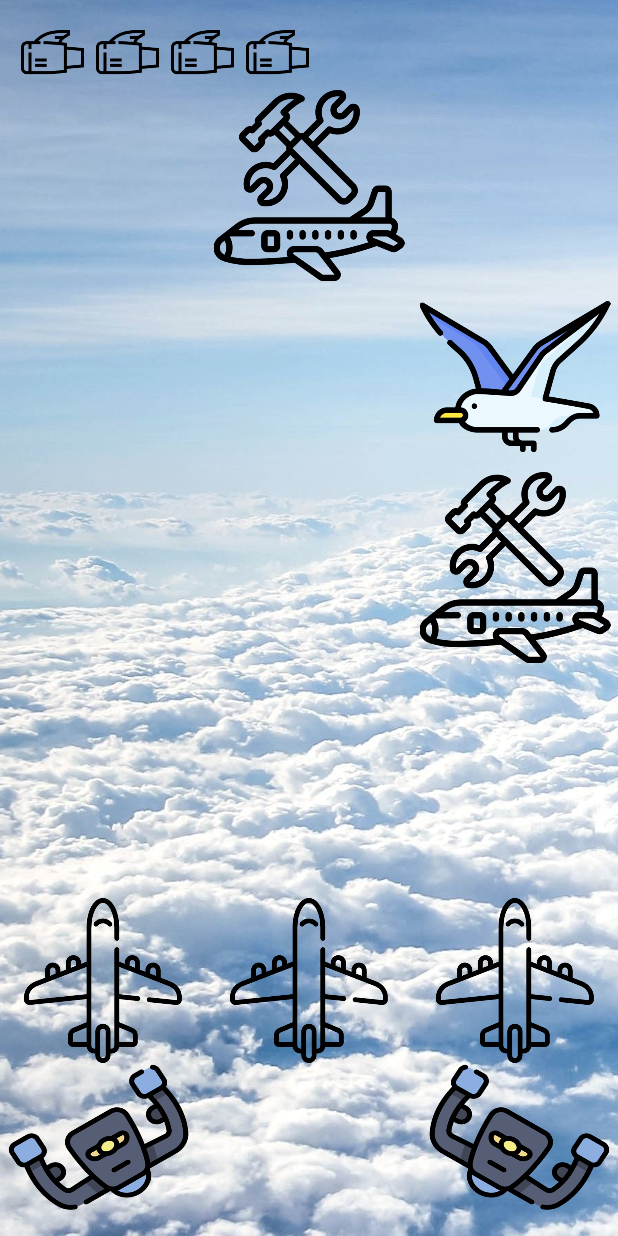
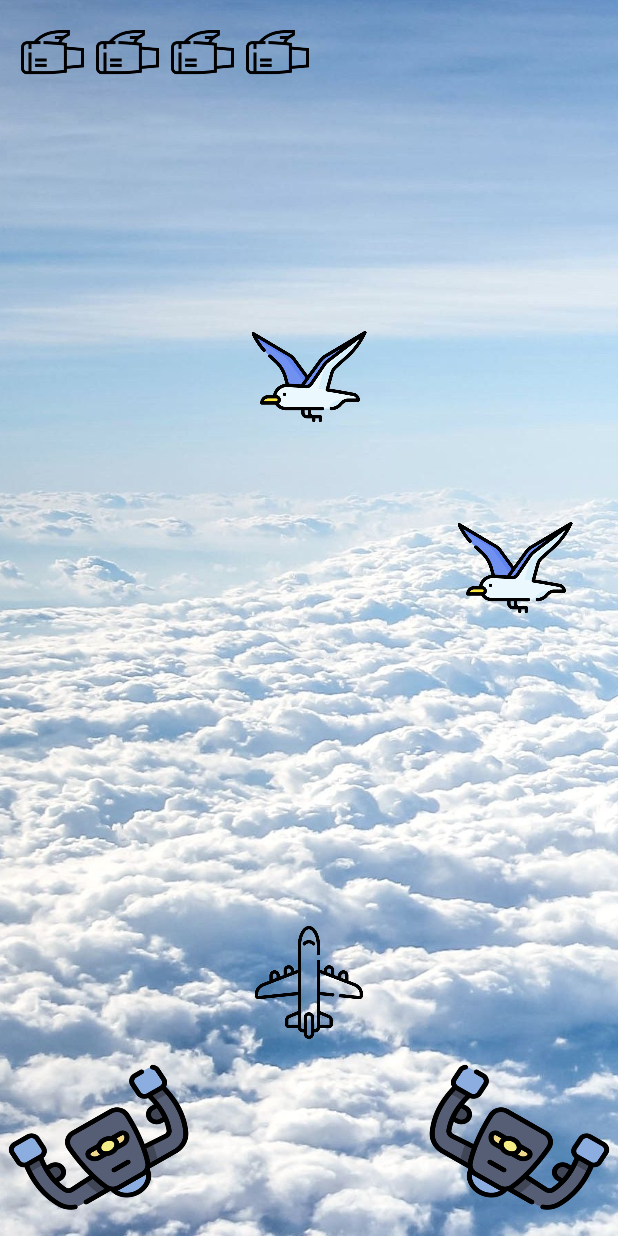
Before and after one commit to DorelSaig/Obstacles2, an Android app: the screen it shows after launch (MainActivity), on a phone screen of 412 x 824 dp. Run offline under Robolectric (Android 15) with nearby library versions, the phone set to English and light mode, and no system bars.

Commit message:
Adding Game Over Panel - Done Resize icons - Done Adding hit sound - Done

```diff
--- a/app/src/main/AndroidManifest.xml
+++ b/app/src/main/AndroidManifest.xml
@@ -5,9 +5,9 @@
     <uses-permission android:name="android.permission.VIBRATE" />
     <application
         android:allowBackup="true"
-        android:icon="@mipmap/ic_launcher"
+        android:icon="@drawable/ic_seagull"
         android:label="@string/app_name"
-        android:roundIcon="@mipmap/ic_launcher_round"
+        android:roundIcon="@drawable/ic_seagull"
         android:supportsRtl="true"
         android:theme="@style/Theme.Obstacles2">
         <activity
--- a/app/src/main/java/com/example/obstacles2/MainActivity.java
+++ b/app/src/main/java/com/example/obstacles2/MainActivity.java
@@ -6,6 +6,7 @@ import android.content.Context;
 import android.media.MediaPlayer;
 import android.os.Build;
 import android.os.Bundle;
+import android.os.Handler;
 import android.os.VibrationEffect;
 import android.os.Vibrator;
 import android.view.View;
@@ -30,8 +31,11 @@ public class MainActivity extends AppCompatActivity {
     private int[][] vals;
     private ImageButton panel_BTN_Right;
     private ImageButton panel_BTN_Left;
+    private ImageButton panel_BTN_restart;
+    private ImageButton panel_BTN_exit;
     private ImageView[] panel_IMG_engines;
     private ImageView[] panel_IMG_airplane;
+    private ImageView panel_IMG_gameOver;
 
     private int current = 1;
     private int i = 0;
@@ -52,6 +56,13 @@ public class MainActivity extends AppCompatActivity {
                 .load(R.drawable.skybackground)
                 .centerCrop()
                 .into(panel_IMG_background);
+
+        panel_IMG_gameOver = findViewById(R.id.panel_IMG_gameOver);
+        Glide
+                .with(this)
+                .load(R.drawable.sky_game_over_background)
+                .centerCrop()
+                .into(panel_IMG_gameOver);
 
         findViews();
         initButtons();
@@ -83,11 +94,7 @@ public class MainActivity extends AppCompatActivity {
     private void startUI() {
         timer = new Timer();
 
-
-
-
-
-        path[0][columnChoose].setVisibility(View.VISIBLE);
+        //path[0][columnChoose].setVisibility(View.VISIBLE);
 
         // Timer Set and start running
         timer.schedule(new TimerTask() {
@@ -103,26 +110,46 @@ public class MainActivity extends AppCompatActivity {
                     }
                 });
             }
-        }, 0, 1000);
+        }, 0, 400);
 
     }
 
     private void collisionCheck() {
         if (vals[4][current] == 1) {
-            vibrate(3000);
-            Toast.makeText(getApplicationContext(),"Engine "+lives+ " Down ",Toast.LENGTH_LONG).show();
+
+            vibrate(300);
+
+            playSound(R.raw.sound_hit);
+
+            final Toast toast = Toast.makeText(getApplicationContext(),"Engine "+lives+ " Down ",Toast.LENGTH_SHORT);
+            toast.show();
+            Handler handler = new Handler();
+            handler.postDelayed(new Runnable() {
+                @Override
+                public void run() {
+                    toast.cancel();
+                }
+            }, 500);
+
             lives--;
+
             panel_IMG_engines[lives].setVisibility(View.INVISIBLE);
+
             if (lives == 0) {
                 gameOver();
             }
         }
         else if (vals[4][current] == 2) {
             if (lives < 4) {
+
                 playSound(R.raw.sound_fix);
+
+                vibrate(100);
+
                 panel_IMG_engines[lives].setVisibility(View.VISIBLE);
+
                 lives++;
-                Toast.makeText(getApplicationContext(),"Engine "+ lives + " Fixed",Toast.LENGTH_LONG).show();
+
             }
         }
     }
@@ -174,15 +201,37 @@ public class MainActivity extends AppCompatActivity {
 
             playSound(R.raw.audio_mayday);
 
-            panel_IMG_airplane[current].setImageResource(R.drawable.ic_crush);
             vibrate(2000);
+
             Toast.makeText(getApplicationContext(),"Game Over",Toast.LENGTH_LONG).show();
-            finish();
+
+            panel_IMG_gameOver.setVisibility(View.VISIBLE);
+
+            panel_BTN_restart.setVisibility(View.VISIBLE);
+
+            panel_BTN_exit.setVisibility(View.VISIBLE);
+
+            //finish();
         }
 
+    private void restart() {
+
+        vibrate(100);
+
+        panel_BTN_restart.setVisibility(View.INVISIBLE);
+        panel_IMG_gameOver.setVisibility(View.INVISIBLE);
+
+        finish();
+        startActivity(getIntent());
+
+        // Cancel the swipe transition
+        overridePendingTransition(1, 0);
+        String time = System.currentTimeMillis() + "";
+
+    }
 
 
-        private void vibrate(int millisecond) {
+    private void vibrate(int millisecond) {
             Vibrator v = (Vibrator) getSystemService(Context.VIBRATOR_SERVICE);
             // Vibrate for 500 milliseconds
             if (Build.VERSION.SDK_INT >= Build.VERSION_CODES.O) {
@@ -198,12 +247,6 @@ public class MainActivity extends AppCompatActivity {
 
         final MediaPlayer mp = MediaPlayer.create(this, audio_mayday);
         mp.start();
-
-        mp.setOnCompletionListener(new MediaPlayer.OnCompletionListener() {
-            public void onCompletion(MediaPlayer mp) {
-                mp.release();
-            }
-        });
 
     }
 
@@ -226,6 +269,20 @@ public class MainActivity extends AppCompatActivity {
             }
         }));
 
+        panel_BTN_restart.setOnClickListener((new View.OnClickListener() {
+            @Override
+            public void onClick(View v) {
+                restart();
+            }
+        }));
+
+        panel_BTN_exit.setOnClickListener((new View.OnClickListener() {
+            @Override
+            public void onClick(View v) {
+                finish();
+            }
+        }));
+
     }
 
     private void move(boolean direction) {
@@ -245,6 +302,10 @@ public class MainActivity extends AppCompatActivity {
         panel_BTN_Right = findViewById(R.id.panel_BTN_right);
 
         panel_BTN_Left = findViewById(R.id.panel_BTN_left);
+
+        panel_BTN_restart = findViewById(R.id.panel_BTN_restart);
+
+        panel_BTN_exit = findViewById(R.id.panel_BTN_exit);
 
         panel_IMG_engines = new ImageView[] {
                 findViewById(R.id.engine1),
--- a/app/src/main/res/layout/activity_main.xml
+++ b/app/src/main/res/layout/activity_main.xml
@@ -6,13 +6,15 @@
     android:layout_height="match_parent"
     tools:context=".MainActivity">
 
-
+    //------- Background init --------
     <ImageView
         android:id="@+id/panel_IMG_background"
         android:layout_width="match_parent"
         android:layout_height="match_parent"
         android:background="#B0EBF1" />
 
+
+    //------- Lives Panel --------
     <ImageView
         android:id="@+id/engine1"
         android:layout_width="50dp"
@@ -49,6 +51,7 @@
         android:src="@drawable/ic_engine"
         />
 
+    //------- Game Panel --------
     <LinearLayout
         android:layout_width="match_parent"
         android:layout_height="match_parent"
@@ -56,6 +59,7 @@
         android:orientation="vertical"
         tools:visibility="visible">
 
+        //------- Seagull Panel 0 --------
         <LinearLayout
             android:layout_width="match_parent"
             android:layout_height="0dp"
@@ -67,27 +71,31 @@
                 android:layout_width="0dp"
                 android:layout_height="wrap_content"
                 android:layout_weight="1"
+                android:layout_margin="25dp"
                 android:src="@drawable/ic_seagull"
-                android:visibility="invisible"/>
+                android:visibility="visible"/>
 
             <ImageView
                 android:id="@+id/panel_IMG_01"
                 android:layout_width="0dp"
                 android:layout_height="wrap_content"
                 android:layout_weight="1"
+                android:layout_margin="25dp"
                 android:src="@drawable/ic_seagull"
-                android:visibility="invisible"/>
+                android:visibility="visible"/>
 
             <ImageView
                 android:id="@+id/panel_IMG_02"
                 android:layout_width="0dp"
                 android:layout_height="wrap_content"
                 android:layout_weight="1"
+                android:layout_margin="25dp"
                 android:src="@drawable/ic_seagull"
-                android:visibility="invisible"/>
+                android:visibility="visible"/>
 
         </LinearLayout>
 
+        //------- Seagull Panel 1 --------
         <LinearLayout
             android:layout_width="match_parent"
             android:layout_height="0dp"
@@ -99,14 +107,16 @@
                 android:layout_width="0dp"
                 android:layout_height="wrap_content"
                 android:layout_weight="1"
+                android:layout_margin="25dp"
                 android:src="@drawable/ic_seagull"
-                android:visibility="invisible"/>
+                android:visibility="visible"/>
 
             <ImageView
                 android:id="@+id/panel_IMG_11"
                 android:layout_width="0dp"
                 android:layout_height="wrap_content"
                 android:layout_weight="1"
+                android:layout_margin="25dp"
                 android:src="@drawable/ic_seagull"
                 android:visibility="invisible"/>
 
@@ -115,11 +125,13 @@
                 android:layout_width="0dp"
                 android:layout_height="wrap_content"
                 android:layout_weight="1"
+                android:layout_margin="25dp"
                 android:src="@drawable/ic_seagull"
                 android:visibility="invisible"/>
 
         </LinearLayout>
 
+        //------- Seagull Panel 2 --------
         <LinearLayout
             android:layout_width="match_parent"
             android:layout_height="0dp"
@@ -131,6 +143,7 @@
                 android:layout_width="0dp"
                 android:layout_height="wrap_content"
                 android:layout_weight="1"
+                android:layout_margin="25dp"
                 android:src="@drawable/ic_seagull"
                 android:visibility="invisible"/>
 
@@ -139,6 +152,7 @@
                 android:layout_width="0dp"
                 android:layout_height="wrap_content"
                 android:layout_weight="1"
+                android:layout_margin="25dp"
                 android:src="@drawable/ic_seagull"
                 android:visibility="invisible"/>
 
@@ -147,11 +161,13 @@
                 android:layout_width="0dp"
                 android:layout_height="wrap_content"
                 android:layout_weight="1"
+                android:layout_margin="25dp"
                 android:src="@drawable/ic_seagull"
                 android:visibility="invisible"/>
 
         </LinearLayout>
 
+        //------- Seagull Panel 3 --------
         <LinearLayout
 
             android:layout_width="match_parent"
@@ -165,6 +181,7 @@
                 android:layout_width="0dp"
                 android:layout_height="wrap_content"
                 android:layout_weight="1"
+                android:layout_margin="25dp"
                 android:src="@drawable/ic_seagull"
                 android:visibility="invisible"/>
 
@@ -173,6 +190,7 @@
                 android:layout_width="0dp"
                 android:layout_height="wrap_content"
                 android:layout_weight="1"
+                android:layout_margin="25dp"
                 android:src="@drawable/ic_seagull"
                 android:visibility="invisible"/>
 
@@ -181,12 +199,13 @@
                 android:layout_width="0dp"
                 android:layout_height="wrap_content"
                 android:layout_weight="1"
+                android:layout_margin="25dp"
                 android:src="@drawable/ic_seagull"
                 android:visibility="invisible"/>
 
-        </LinearLayout
-            >
+        </LinearLayout>
 
+        //------- Seagull Panel 4 --------
         <LinearLayout
             android:layout_width="match_parent"
             android:layout_height="0dp"
@@ -198,27 +217,31 @@
                 android:layout_width="0dp"
                 android:layout_height="wrap_content"
                 android:layout_weight="1"
+                android:layout_margin="25dp"
                 android:src="@drawable/ic_seagull"
-                android:visibility="visible"/>
+                android:visibility="invisible"/>
 
             <ImageView
                 android:id="@+id/panel_IMG_41"
                 android:layout_width="0dp"
                 android:layout_height="wrap_content"
                 android:layout_weight="1"
+                android:layout_margin="25dp"
                 android:src="@drawable/ic_seagull"
-                android:visibility="visible"/>
+                android:visibility="invisible"/>
 
             <ImageView
                 android:id="@+id/panel_IMG_42"
                 android:layout_width="0dp"
                 android:layout_height="wrap_content"
                 android:layout_weight="1"
+                android:layout_margin="25dp"
                 android:src="@drawable/ic_seagull"
-                android:visibility="visible"/>
+                android:visibility="invisible"/>
 
         </LinearLayout>
 
+        //------- Steering Wheels panel --------
         <LinearLayout
             android:layout_width="match_parent"
             android:layout_height="0dp"
@@ -254,37 +277,83 @@
 
     </LinearLayout>
 
+    //------- Player horizontal layout --------
     <LinearLayout
         android:layout_width="match_parent"
-        android:layout_height="110dp"
+        android:layout_height="106dp"
         android:layout_alignParentBottom="true"
-        android:layout_marginBottom="115dp"
+        android:layout_marginBottom="116dp"
         android:orientation="horizontal"
         android:visibility="visible">
 
         <ImageView
             android:id="@+id/panel_IMG_main_left"
-            android:layout_width="match_parent"
+            android:layout_width="0dp"
             android:layout_height="wrap_content"
             android:layout_weight="1"
+            android:layout_margin="15dp"
             android:src="@drawable/ic_airplane"
-            android:visibility="visible"/>
+            android:visibility="invisible"/>
 
         <ImageView
             android:id="@+id/panel_IMG_main_mid"
-            android:layout_width="match_parent"
+            android:layout_width="0dp"
             android:layout_height="wrap_content"
             android:layout_weight="1"
+            android:layout_margin="15dp"
             android:src="@drawable/ic_airplane"
             android:visibility="visible"/>
 
         <ImageView
             android:id="@+id/panel_IMG_main_right"
-            android:layout_width="match_parent"
+            android:layout_width="0dp"
             android:layout_height="wrap_content"
             android:layout_weight="1"
+            android:layout_margin="15dp"
             android:src="@drawable/ic_airplane"
-            android:visibility="visible"/>
+            android:visibility="invisible"/>
 
     </LinearLayout>
+
+
+    //------- Game Over background --------
+    <ImageView
+        android:id="@+id/panel_IMG_gameOver"
+        android:layout_width="match_parent"
+        android:layout_height="match_parent"
+        android:background="#B0EBF1"
+        android:visibility="invisible"/>
+
+    //------- Game Over Panel --------
+    <LinearLayout
+        android:layout_width="wrap_content"
+        android:layout_height="wrap_content"
+        android:layout_centerInParent="true"
+        android:orientation="horizontal"
+        android:visibility="visible">
+
+    <ImageButton
+        android:id="@+id/panel_BTN_restart"
+        android:layout_width="60dp"
+        android:layout_height="60dp"
+        android:layout_weight="1"
+        android:layout_margin="10dp"
+        android:layout_centerHorizontal="true"
+        android:background="@drawable/ic_restart"
+        android:visibility="invisible"
+        />
+
+        <ImageButton
+            android:id="@+id/panel_BTN_exit"
+            android:layout_width="60dp"
+            android:layout_height="60dp"
+            android:layout_weight="1"
+            android:layout_margin="10dp"
+            android:layout_centerHorizontal="true"
+            android:background="@drawable/ic_exit"
+            android:visibility="invisible"
+            />
+
+    </LinearLayout>
+
 </RelativeLayout>
```
Also changed, not shown: app/src/main/res/drawable/ic_exit.png (added), app/src/main/res/drawable/ic_restart.png (added), app/src/main/res/drawable/sky_game_over_background.jpg (added), 1 other file.
